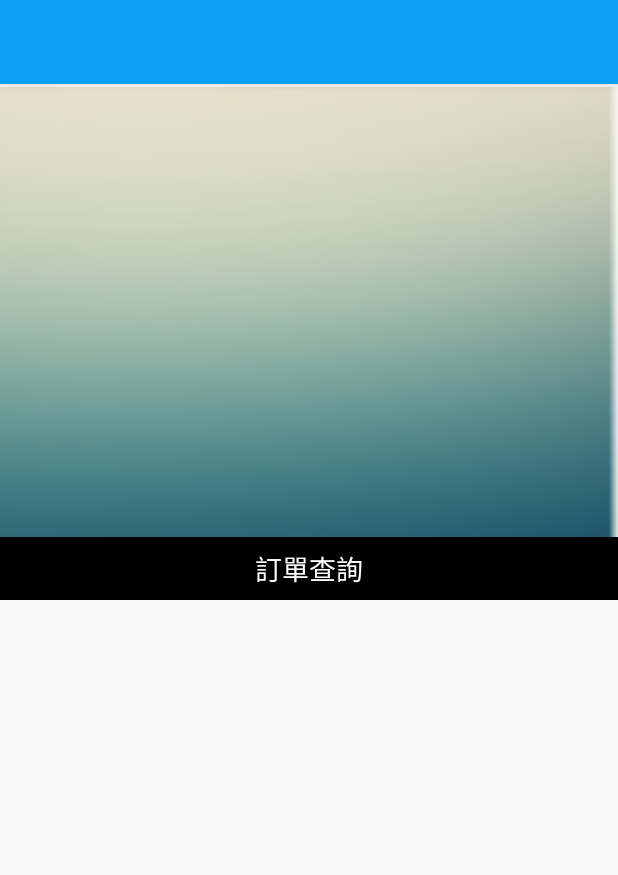
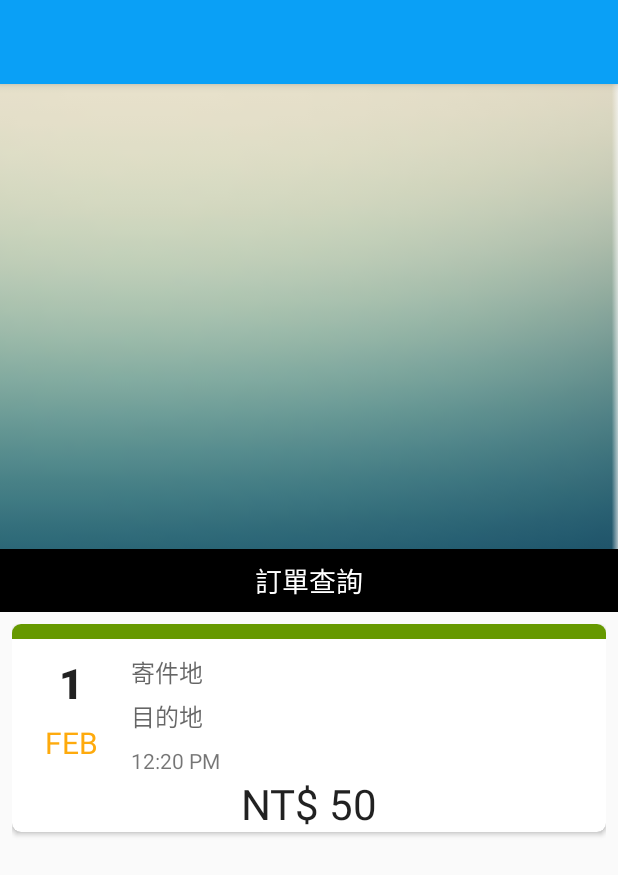
Before and after one commit to HermesKeng/DeliveryAPP, an Android app: the screen it shows after launch (MainActivity), on a phone screen of 412 x 824 dp. Shown: the top 875 px of the screen. Run offline under Robolectric (Android 15) with nearby library versions, the phone set to English and light mode, and no system bars.

Commit message:
<0428 Update> 新增cardview介面
1.增加預設UI的卡片內容
2.CardView的使用(Google API)

```diff
--- a/app/build.gradle
+++ b/app/build.gradle
@@ -27,6 +27,8 @@ dependencies {
     compile 'com.android.support:appcompat-v7:25.3.1'
     compile 'com.android.support.constraint:constraint-layout:1.0.2'
     compile 'de.hdodenhof:circleimageview:2.1.0'
+    compile 'com.ramotion.foldingcell:folding-cell:1.1.0'
     testCompile 'junit:junit:4.12'
     compile 'com.android.support:cardview-v7:25.3.1'
+    compile 'com.android.support:recyclerview-v7:25.3.1'
 }
--- a/app/src/main/java/com/example/keng/mainpage/MainActivity.java
+++ b/app/src/main/java/com/example/keng/mainpage/MainActivity.java
@@ -2,12 +2,18 @@ package com.example.keng.mainpage;
 
 import android.support.v7.app.AppCompatActivity;
 import android.os.Bundle;
+import android.support.v7.widget.LinearLayoutManager;
+import android.support.v7.widget.RecyclerView;
 
 public class MainActivity extends AppCompatActivity {
 
+    private RecyclerView mRecyclerView;
+    private RecyclerView.Adapter mAdapter;
+    private RecyclerView.LayoutManager mlayoutManager;
     @Override
     protected void onCreate(Bundle savedInstanceState) {
         super.onCreate(savedInstanceState);
         setContentView(R.layout.activity_main);
     }
+
 }
--- a/app/src/main/res/layout/activity_main.xml
+++ b/app/src/main/res/layout/activity_main.xml
@@ -12,16 +12,15 @@
     <ImageView
         android:id="@+id/bg"
         android:layout_width="0dp"
-        android:layout_height="300dp"
-        android:layout_marginTop="2dp"
+        android:layout_height="310dp"
         android:adjustViewBounds="true"
         android:cropToPadding="true"
         android:paddingLeft="-30dp"
-        android:paddingRight="-30dp"
+        android:paddingRight="-32dp"
         android:paddingTop="0dp"
         android:scaleType="centerCrop"
         app:layout_constraintEnd_toEndOf="parent"
-        app:layout_constraintHorizontal_bias="1.0"
+        app:layout_constraintHorizontal_bias="0.0"
         app:layout_constraintLeft_toLeftOf="parent"
         app:layout_constraintRight_toRightOf="parent"
         app:layout_constraintStart_toStartOf="parent"
@@ -42,8 +41,7 @@
         app:layout_constraintHorizontal_bias="1.0"
         app:layout_constraintLeft_toLeftOf="parent"
         app:layout_constraintRight_toRightOf="parent"
-        app:layout_constraintTop_toBottomOf="@+id/bg"
-        android:layout_marginTop="0dp" />
+        app:layout_constraintTop_toBottomOf="@+id/bg" />
 
     <ScrollView
         android:layout_width="0dp"
@@ -62,16 +60,118 @@
         app:layout_constraintVertical_bias="0.0">
 
         <android.support.v7.widget.CardView
-            android:id="@+id/card_view"
             android:layout_width="match_parent"
-            android:layout_height="wrap_content"
-            android:layout_gravity="center"
-            android:layout_margin="5dp"
-            app:cardBackgroundColor="@color/colorAccent"
-            app:cardCornerRadius="15dp"
-            tools:layout_editor_absoluteX="13dp"
-            tools:layout_editor_absoluteY="0dp">
+            android:layout_height="100dp"
+            app:cardCornerRadius="6dp">
+
+            <LinearLayout
+                android:layout_width="match_parent"
+                android:layout_height="match_parent"
+                android:orientation="vertical">
+
+                <ImageView
+                    android:id="@+id/imageView"
+                    android:layout_width="match_parent"
+                    android:layout_height="10dp"
+                    android:layout_marginBottom="10dp"
+                    android:layout_weight="5"
+                    app:srcCompat="@android:color/holo_green_dark" />
+
+                <LinearLayout
+                    android:layout_width="match_parent"
+                    android:layout_height="match_parent"
+                    android:layout_weight="5"
+                    android:orientation="horizontal">
+
+                    <LinearLayout
+                        android:layout_width="match_parent"
+                        android:layout_height="match_parent"
+                        android:layout_weight="1"
+                        android:orientation="vertical">
+
+                        <TextView
+                            android:id="@+id/textView17"
+                            android:layout_width="match_parent"
+                            android:layout_height="wrap_content"
+                            android:layout_weight="1"
+                            android:text="1"
+                            android:textAlignment="center"
+                            android:textAppearance="@style/TextAppearance.AppCompat.Body2"
+                            android:textSize="28sp"
+                            android:textStyle="bold" />
+
+                        <TextView
+                            android:id="@+id/textView16"
+                            android:layout_width="match_parent"
+                            android:layout_height="wrap_content"
+                            android:layout_weight="1"
+                            android:contextClickable="false"
+                            android:text="FEB"
+                            android:textAlignment="center"
+                            android:textColor="?android:attr/colorPressedHighlight"
+                            android:textSize="20sp" />
+                    </LinearLayout>
+
+                    <LinearLayout
+                        android:layout_width="match_parent"
+                        android:layout_height="match_parent"
+                        android:layout_weight="0.25"
+                        android:orientation="vertical">
+
+                        <TextView
+                            android:id="@+id/textView19"
+                            android:layout_width="match_parent"
+                            android:layout_height="wrap_content"
+                            android:layout_marginBottom="5dp"
+                            android:layout_marginTop="0dp"
+                            android:layout_weight="0.2"
+                            android:paddingBottom="0dp"
+                            android:paddingTop="0dp"
+                            android:text="@string/start"
+                            android:textAppearance="@style/TextAppearance.AppCompat.Medium"
+                            android:textSize="16sp"
+                            tools:text="@string/start" />
+
+                        <TextView
+                            android:id="@+id/textView18"
+                            android:layout_width="match_parent"
+                            android:layout_height="wrap_content"
+                            android:layout_marginBottom="8dp"
+                            android:layout_marginTop="0dp"
+                            android:layout_weight="0.2"
+                            android:paddingBottom="0dp"
+                            android:paddingEnd="0dp"
+                            android:paddingTop="0dp"
+                            android:text="@string/destination"
+                            android:textAppearance="@style/TextAppearance.AppCompat.Medium"
+                            android:textSize="16sp"
+                            tools:text="@string/destination" />
+
+                        <TextView
+                            android:id="@+id/textView21"
+                            android:layout_width="match_parent"
+                            android:layout_height="wrap_content"
+                            android:layout_weight="0.2"
+                            android:text="12:20 PM" />
+
+                    </LinearLayout>
+
+                </LinearLayout>
+
+                <TextView
+                    android:id="@+id/textView20"
+                    android:layout_width="match_parent"
+                    android:layout_height="wrap_content"
+                    android:layout_weight="5"
+                    android:text="NT$ 50"
+                    android:textAlignment="center"
+                    android:textAppearance="@style/TextAppearance.AppCompat.Large"
+                    android:textSize="28sp" />
+
+            </LinearLayout>
 
         </android.support.v7.widget.CardView>
     </ScrollView>
+
+    <!--navigation bar-->
 </android.support.constraint.ConstraintLayout>
--- a/app/src/main/res/values/strings.xml
+++ b/app/src/main/res/values/strings.xml
@@ -1,4 +1,8 @@
 <resources>
     <string name="app_name"></string>
     <string name="order">訂單查詢</string>
+    <string name="start">寄件地</string>
+    <string name="destination">目的地</string>
+    <string name="cost">NT$</string>
+
 </resources>
--- /dev/null
+++ b/folding-cell-1.1.0/build.gradle
@@ -0,0 +1,2 @@
+configurations.maybeCreate("default")
+artifacts.add("default", file('folding-cell-1.1.0.aar'))
--- a/settings.gradle
+++ b/settings.gradle
@@ -1 +1 @@
-include ':app'
+include ':app', ':folding-cell-1.1.0'
```
Also changed, not shown: app/src/main/person_photo-web.png (added), app/src/main/res/mipmap-hdpi/person_photo.png (added), app/src/main/res/mipmap-mdpi/person_photo.png (added), app/src/main/res/mipmap-xhdpi/person_photo.png (added), app/src/main/res/mipmap-xxhdpi/person_photo.png (added), app/src/main/res/mipmap-xxxhdpi/person_photo.png (added), 16 other files.
